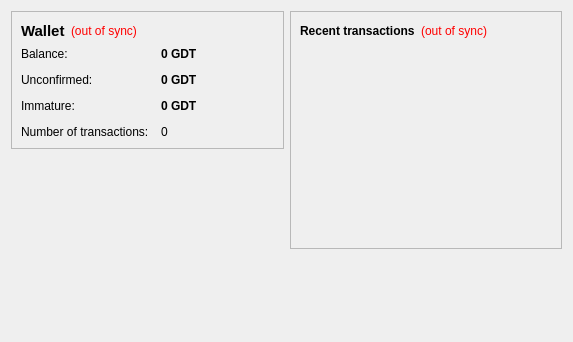
Above: src/qt/forms/overviewpage.ui from sdmathis/template before the change. Below: the same form after it.
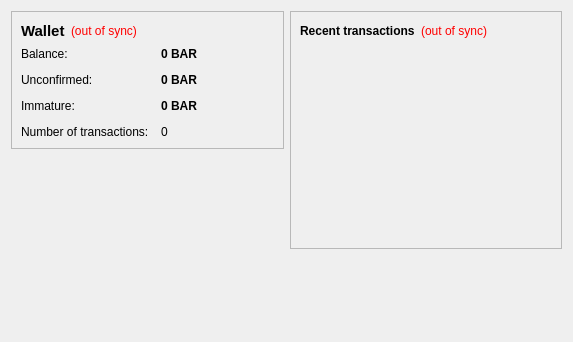
That is the form after the change.

Patch:
```diff
--- a/src/qt/forms/overviewpage.ui
+++ b/src/qt/forms/overviewpage.ui
@@ -105,7 +105,7 @@
              <string>Your current balance</string>
             </property>
             <property name="text">
-             <string notr="true">0 GDT</string>
+             <string notr="true">0 BAR</string>
             </property>
             <property name="textInteractionFlags">
              <set>Qt::LinksAccessibleByMouse|Qt::TextSelectableByKeyboard|Qt::TextSelectableByMouse</set>
@@ -134,7 +134,7 @@
              <string>Total of transactions that have yet to be confirmed, and do not yet count toward the current balance</string>
             </property>
             <property name="text">
-             <string notr="true">0 GDT</string>
+             <string notr="true">0 BAR</string>
             </property>
             <property name="textInteractionFlags">
              <set>Qt::LinksAccessibleByMouse|Qt::TextSelectableByKeyboard|Qt::TextSelectableByMouse</set>
@@ -177,7 +177,7 @@
              <string>Mined balance that has not yet matured</string>
             </property>
             <property name="text">
-             <string notr="true">0 GDT</string>
+             <string notr="true">0 BAR</string>
             </property>
             <property name="textInteractionFlags">
              <set>Qt::LinksAccessibleByMouse|Qt::TextSelectableByKeyboard|Qt::TextSelectableByMouse</set>
```
Left out of the diff: 4 changed lines with no effect on the pictures.
